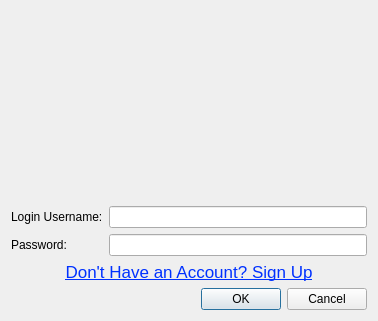
Qt form ui/logindialog.ui (creativepsyco/panex-client) before a commit.
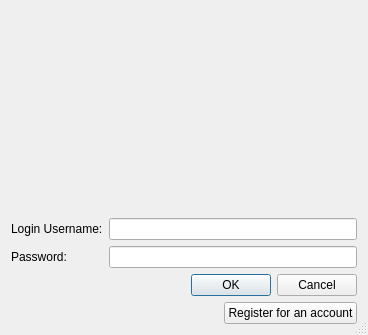
The same form after that commit. Icons and pictures are not drawn.

Commit message: login dialog box with signup link

Diff of the .ui file:
```diff
--- a/ui/logindialog.ui
+++ b/ui/logindialog.ui
@@ -9,8 +9,8 @@
    <rect>
     <x>0</x>
     <y>0</y>
-    <width>378</width>
-    <height>321</height>
+    <width>368</width>
+    <height>335</height>
    </rect>
   </property>
   <property name="sizePolicy">
@@ -26,6 +26,12 @@
    <iconset resource="../res/panexres.qrc">
     <normaloff>:/icons/Blueprint.png</normaloff>:/icons/Blueprint.png</iconset>
   </property>
+  <property name="sizeGripEnabled">
+   <bool>true</bool>
+  </property>
+  <property name="modal">
+   <bool>true</bool>
+  </property>
   <layout class="QGridLayout" name="gridLayout">
    <item row="0" column="0">
     <layout class="QVBoxLayout" name="verticalLayout_2">
@@ -115,26 +121,6 @@
          </item>
         </layout>
        </item>
-       <item>
-        <widget class="QLabel" name="lbl_sign_up">
-         <property name="font">
-          <font>
-           <pointsize>13</pointsize>
-           <weight>50</weight>
-           <bold>false</bold>
-          </font>
-         </property>
-         <property name="cursor">
-          <cursorShape>PointingHandCursor</cursorShape>
-         </property>
-         <property name="text">
-          <string>&lt;html&gt;&lt;head/&gt;&lt;body&gt;&lt;p&gt;&lt;span style=&quot; text-decoration: underline; color:#0031ff;&quot;&gt;Don't Have an Account? Sign Up&lt;/span&gt;&lt;/p&gt;&lt;/body&gt;&lt;/html&gt;</string>
-         </property>
-         <property name="alignment">
-          <set>Qt::AlignCenter</set>
-         </property>
-        </widget>
-       </item>
        <item>
         <widget class="QDialogButtonBox" name="buttonBox">
          <property name="orientation">
@@ -149,6 +135,30 @@
      </item>
     </layout>
    </item>
+   <item row="1" column="0">
+    <layout class="QHBoxLayout" name="horizontalLayout">
+     <item>
+      <spacer name="horizontalSpacer_3">
+       <property name="orientation">
+        <enum>Qt::Horizontal</enum>
+       </property>
+       <property name="sizeHint" stdset="0">
+        <size>
+         <width>40</width>
+         <height>20</height>
+        </size>
+       </property>
+      </spacer>
+     </item>
+     <item>
+      <widget class="QPushButton" name="pushButton">
+       <property name="text">
+        <string>Register for an account</string>
+       </property>
+      </widget>
+     </item>
+    </layout>
+   </item>
   </layout>
  </widget>
  <resources>
```
The commit also changes 2 other files.
